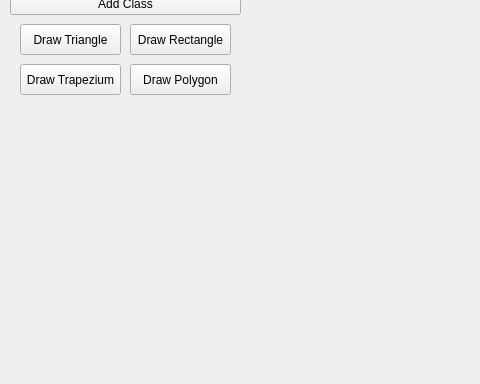
Before: the Qt Designer form SDIProject-master/QTPracticeNew/mainwindow.ui in BRees2451/SDIProject, drawn with Qt 5; both pictures show x 0 to 480 and y 335 to 719 of the 1012 by 719 pixel window.
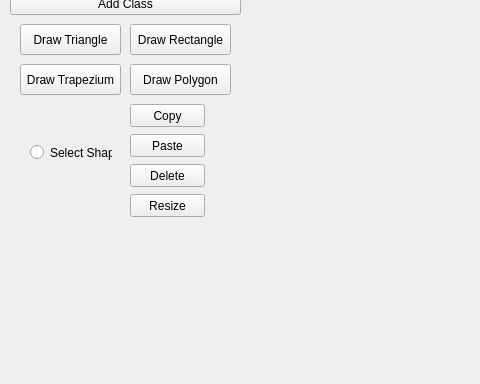
After: the same form once the commit is applied. Custom widgets are drawn as their Qt base class.

Diff of the .ui file:
```diff
--- a/SDIProject-master/QTPracticeNew/mainwindow.ui
+++ b/SDIProject-master/QTPracticeNew/mainwindow.ui
@@ -289,6 +289,71 @@
      <string>Sort</string>
     </property>
    </widget>
+   <widget class="QRadioButton" name="radioButton">
+    <property name="geometry">
+     <rect>
+      <x>30</x>
+      <y>460</y>
+      <width>82</width>
+      <height>17</height>
+     </rect>
+    </property>
+    <property name="text">
+     <string>Select Shape</string>
+    </property>
+   </widget>
+   <widget class="QPushButton" name="pasteShape">
+    <property name="geometry">
+     <rect>
+      <x>130</x>
+      <y>450</y>
+      <width>75</width>
+      <height>23</height>
+     </rect>
+    </property>
+    <property name="text">
+     <string>Paste</string>
+    </property>
+   </widget>
+   <widget class="QPushButton" name="copyShape">
+    <property name="geometry">
+     <rect>
+      <x>130</x>
+      <y>420</y>
+      <width>75</width>
+      <height>23</height>
+     </rect>
+    </property>
+    <property name="text">
+     <string>Copy</string>
+    </property>
+   </widget>
+   <widget class="QPushButton" name="deleteShape">
+    <property name="geometry">
+     <rect>
+      <x>130</x>
+      <y>480</y>
+      <width>75</width>
+      <height>23</height>
+     </rect>
+    </property>
+    <property name="text">
+     <string>Delete</string>
+    </property>
+   </widget>
+   <widget class="QPushButton" name="resizeShape">
+    <property name="geometry">
+     <rect>
+      <x>130</x>
+      <y>510</y>
+      <width>75</width>
+      <height>23</height>
+     </rect>
+    </property>
+    <property name="text">
+     <string>Resize</string>
+    </property>
+   </widget>
   </widget>
   <widget class="QMenuBar" name="menubar">
    <property name="geometry">
```
